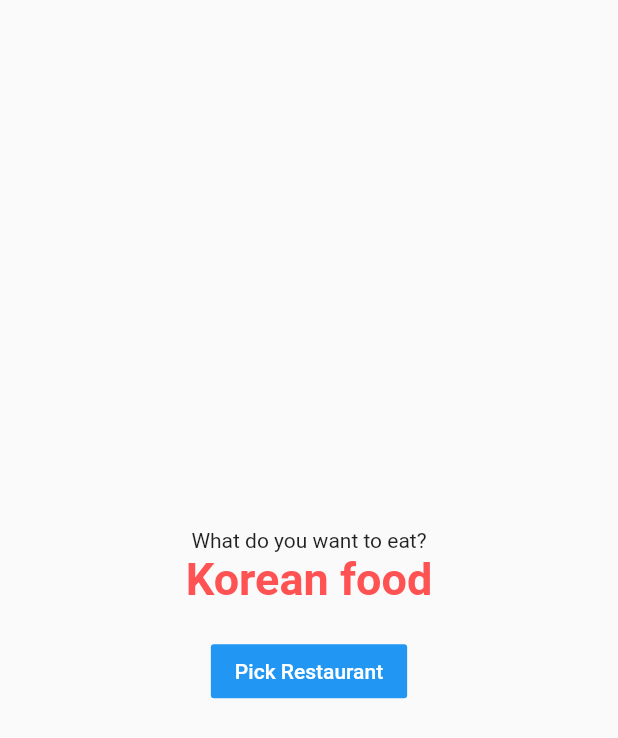
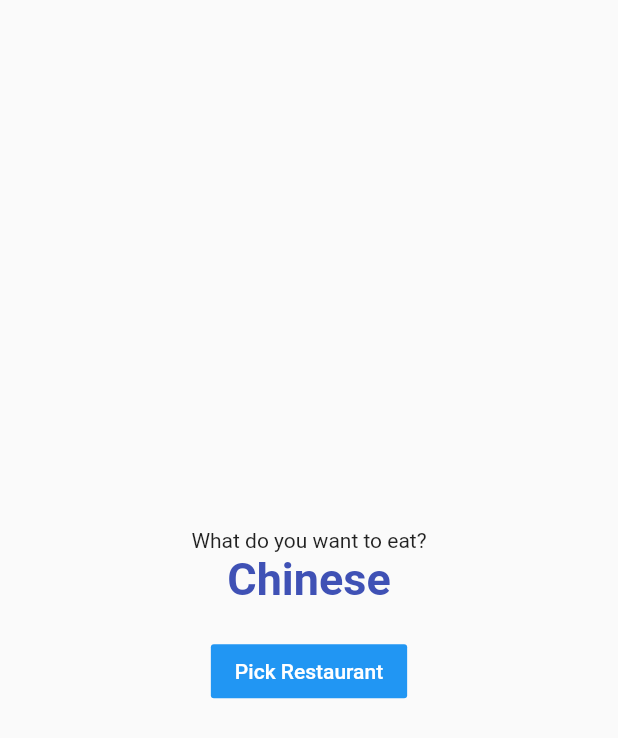
Before and after one commit to decemberkms/FlutterExamples, a Flutter app: the screen it shows after launch, after a tap on "Pick Restaurant", on a phone screen of 412 x 824 dp. Shown: the top 738 px of the screen. Run offline on Flutter 3.47's test engine with Material 2 defaults, Android fonts, the phone set to English and light mode, and no system bars.

Commit message:
Add dynamic text to text

```diff
--- a/restaurant_app/lib/main.dart
+++ b/restaurant_app/lib/main.dart
@@ -15,15 +15,13 @@ class MyApp extends StatefulWidget {
 }
 
 class _MyAppState extends State<MyApp> {
-  final List<String> restaurants = const [
-    'eattttttttttttttttttttttttttt!!!!!!!!!!!!!!!!!!!!!!!!!!!!!',
-    'McDonalds\'s',
-    'Indian food',
-    'Thai food',
-    'Korean food',
-    'German food',
-    'Chinese food',
-    'Japanese food'
+  final restaurants = const [
+    {'restaurant': 'eatttttttttttttttttttttt', 'color': Colors.black},
+    {'restaurant': 'McDonalds\'s', 'color': Colors.blue},
+    {'restaurant': 'Thai', 'color': Colors.red},
+    {'restaurant': 'Korean', 'color': Colors.yellow},
+    {'restaurant': 'Chinese', 'color': Colors.indigo},
+    {'restaurant': 'Japanese', 'color': Colors.teal}
   ];
 
   int currentIndex = 0;
@@ -39,10 +37,11 @@ class _MyAppState extends State<MyApp> {
               Text('What do you want to eat?'),
               if (currentIndex != null)
                 Text(
-                  restaurants.elementAt(currentIndex),
+                  restaurants.elementAt(currentIndex)['restaurant'] as String,
                   style: TextStyle(
                     fontSize: 30,
-                    color: Colors.redAccent,
+                    color:
+                        restaurants.elementAt(currentIndex)['color'] as Color,
                     fontWeight: FontWeight.bold,
                   ),
                   textAlign: TextAlign.center,
```
